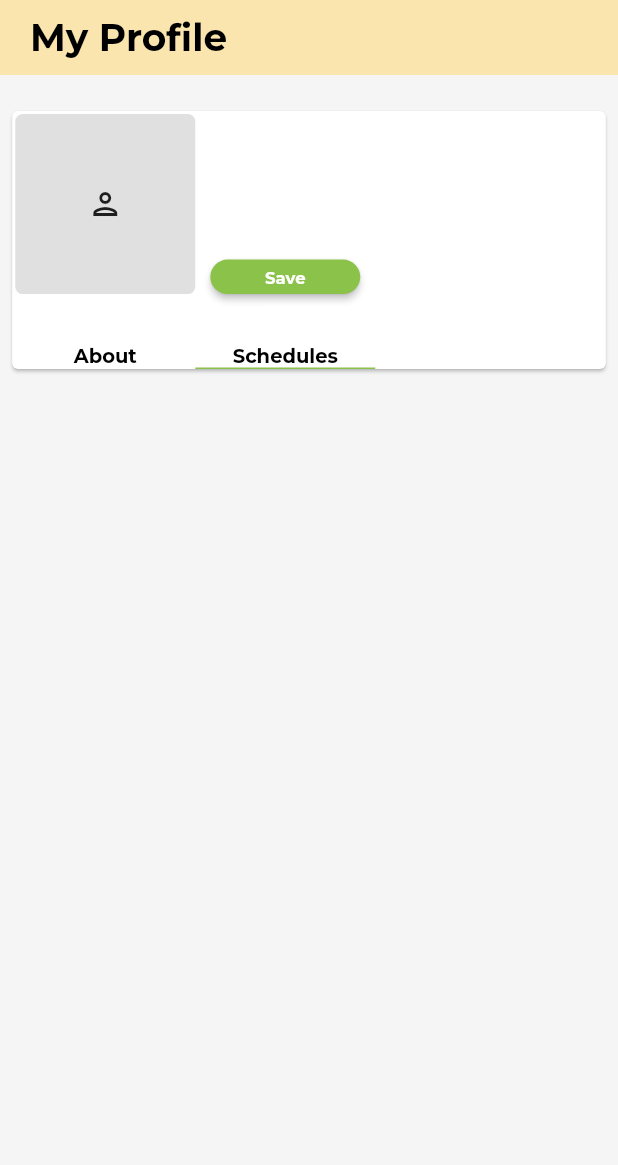
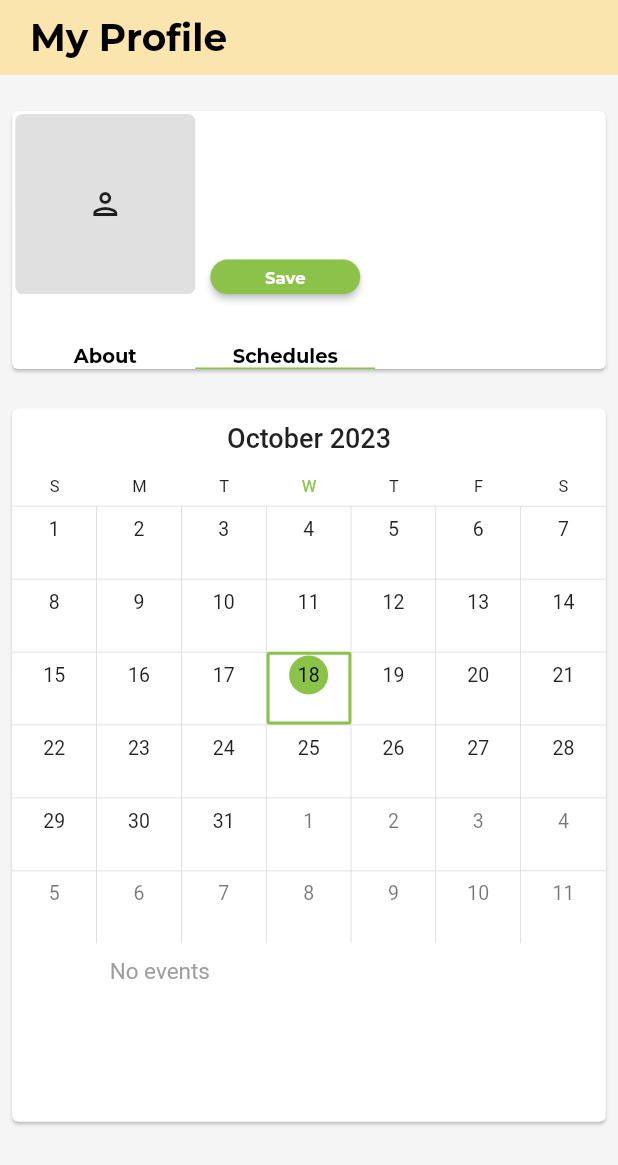
Before and after one commit to jamessarona/nutri-gabay-nutritionist, a Flutter app: the ProfilePage widget shown alone on an empty page, opened directly, after a tap on "Edit", after a tap on "Schedules", on a phone screen of 412 x 824 dp. Shown: the top 1165 px of the screen. Run offline on Flutter 3.47's test engine with Material 2 defaults, Android fonts, the phone set to English and light mode, and no system bars; drawn by our look-alikes of syncfusion_flutter_calendar; our stand-ins replace cloud_firestore, file_picker, firebase_auth, firebase_core, firebase_storage, font_awesome_flutter and 2 more; missing offline and left inert: universal_html; accounts and stored records are empty.

Commit message:
Added viewing of schedule of appointments in calendar

```diff
--- a/lib/views/ui/profile_page.dart
+++ b/lib/views/ui/profile_page.dart
@@ -5,11 +5,15 @@ import 'package:firebase_storage/firebase_storage.dart';
 import 'package:flutter/foundation.dart';
 import 'package:flutter/material.dart';
 import 'package:image_picker/image_picker.dart';
+import 'package:intl/intl.dart';
+import 'package:nutri_gabay_nutritionist/models/appointment.dart';
 import 'package:nutri_gabay_nutritionist/models/doctor.dart';
 import 'package:nutri_gabay_nutritionist/services/baseauth.dart';
 import 'package:nutri_gabay_nutritionist/views/shared/app_style.dart';
 import 'package:nutri_gabay_nutritionist/views/shared/custom_buttons.dart';
 import 'package:nutri_gabay_nutritionist/views/shared/custom_text_fields.dart';
+import 'package:nutri_gabay_nutritionist/views/ui/appointment_page.dart';
+import 'package:syncfusion_flutter_calendar/calendar.dart';
 
 class ProfilePage extends StatefulWidget {
   const ProfilePage({super.key});
@@ -25,6 +29,7 @@ class _ProfilePageState extends State<ProfilePage> {
   final TextEditingController _specialization = TextEditingController();
   final TextEditingController _aboutMe = TextEditingController();
   final TextEditingController _specialties = TextEditingController();
+  final CalendarController _calendarController = CalendarController();
 
   bool isEditable = false;
   int tabIndex = 0;
@@ -32,6 +37,8 @@ class _ProfilePageState extends State<ProfilePage> {
 
   File? image;
   Uint8List webImage = Uint8List(8);
+
+  List<QueryDocumentSnapshot<Appointments>>? appointments;
 
   void getDoctorInfo() async {
     String uid = await FireBaseAuth().currentUser();
@@ -47,6 +54,7 @@ class _ProfilePageState extends State<ProfilePage> {
     _aboutMe.text = doctor!.about;
     _specialties.text = doctor!.specialties;
     isEditable = false;
+    getApprovedAppointments();
     setState(() {});
   }
 
@@ -117,6 +125,50 @@ class _ProfilePageState extends State<ProfilePage> {
         this.image = pickedImage;
         setState(() {});
       }
+    }
+  }
+
+  List<Appointment> getAppointments() {
+    getApprovedAppointments();
+    List<Appointment> meetings = <Appointment>[];
+
+    if (appointments != null) {
+      for (var appointment in appointments!) {
+        final DateTime bookingStart = DateFormat("MM/dd/yyyy hh").parse(
+            "${appointment.data().dateSchedule} ${appointment.data().hourStart.toStringAsFixed(2)}");
+        final DateTime bookingEnd = DateFormat("MM/dd/yyyy hh").parse(
+            "${appointment.data().dateSchedule} ${appointment.data().hourEnd.toStringAsFixed(2)}");
+        meetings.add(
+          Appointment(
+              startTime: bookingStart,
+              endTime: bookingEnd,
+              subject: appointment.data().notes,
+              color: customColor),
+        );
+      }
+    }
+    return meetings;
+  }
+
+  Future<void> getApprovedAppointments() async {
+    if (doctor != null) {
+      final docRef = FirebaseFirestore.instance
+          .collection("appointment")
+          .where(
+            Filter.and(Filter("status", isNotEqualTo: "Pending"),
+                Filter("doctorId", isEqualTo: doctor!.uid)),
+          )
+          .withConverter(
+            fromFirestore: Appointments.fromFirestore,
+            toFirestore: (Appointments ptn, _) => ptn.toFirestore(),
+          );
+      await docRef.get().then(
+        (querySnapshot) {
+          if (querySnapshot.docs.isNotEmpty) {
+            appointments = querySnapshot.docs;
+          }
+        },
+      );
     }
   }
 
@@ -449,7 +501,33 @@ class _ProfilePageState extends State<ProfilePage> {
                                     ),
                                   ),
                                 )
-                              : Container(),
+                              : Container(
+                                  margin: EdgeInsets.symmetric(
+                                      horizontal: screenSize.width * 0.01),
+                                  padding: EdgeInsets.symmetric(
+                                      vertical: screenSize.height * 0.01),
+                                  width: double.infinity,
+                                  height: 500,
+                                  child: Card(
+                                    child: SfCalendar(
+                                      controller: _calendarController,
+                                      headerStyle: const CalendarHeaderStyle(
+                                          textAlign: TextAlign.center),
+                                      view: CalendarView.month,
+                                      dataSource: AppointmentSchedules(
+                                          getAppointments()),
+                                      monthViewSettings:
+                                          const MonthViewSettings(
+                                        appointmentDisplayMode:
+                                            MonthAppointmentDisplayMode
+                                                .indicator,
+                                        showAgenda: true,
+                                        appointmentDisplayCount: 5,
+                                      ),
+                                      initialSelectedDate: DateTime.now(),
+                                    ),
+                                  ),
+                                ),
                         ],
                       ),
                     ),
```
Also changed, not shown: 1 other file.
